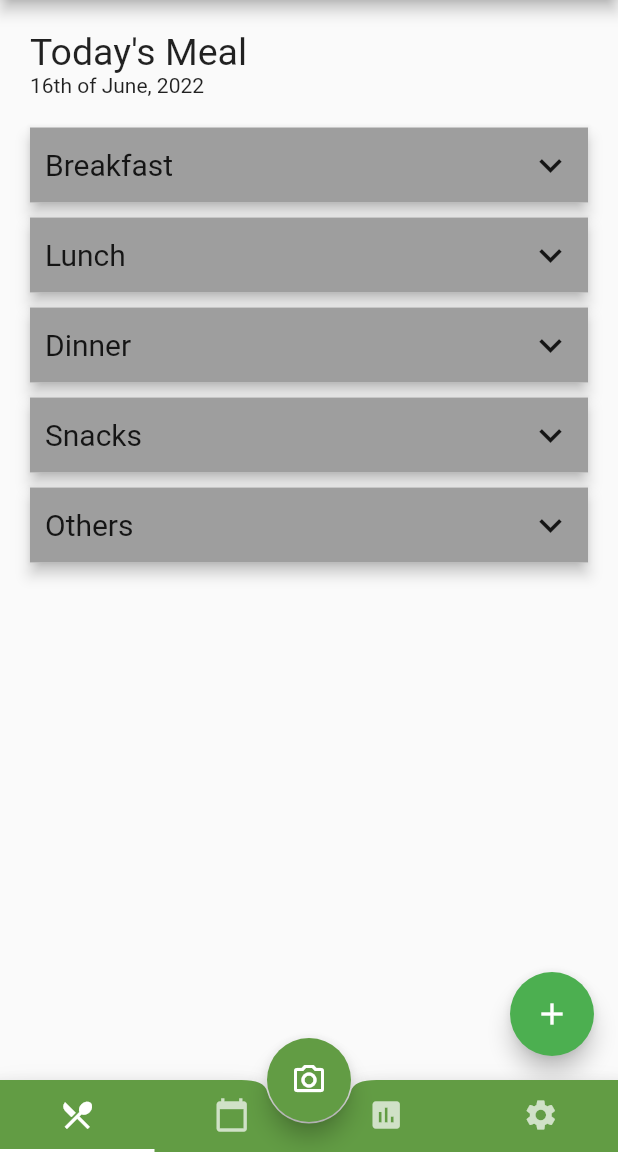
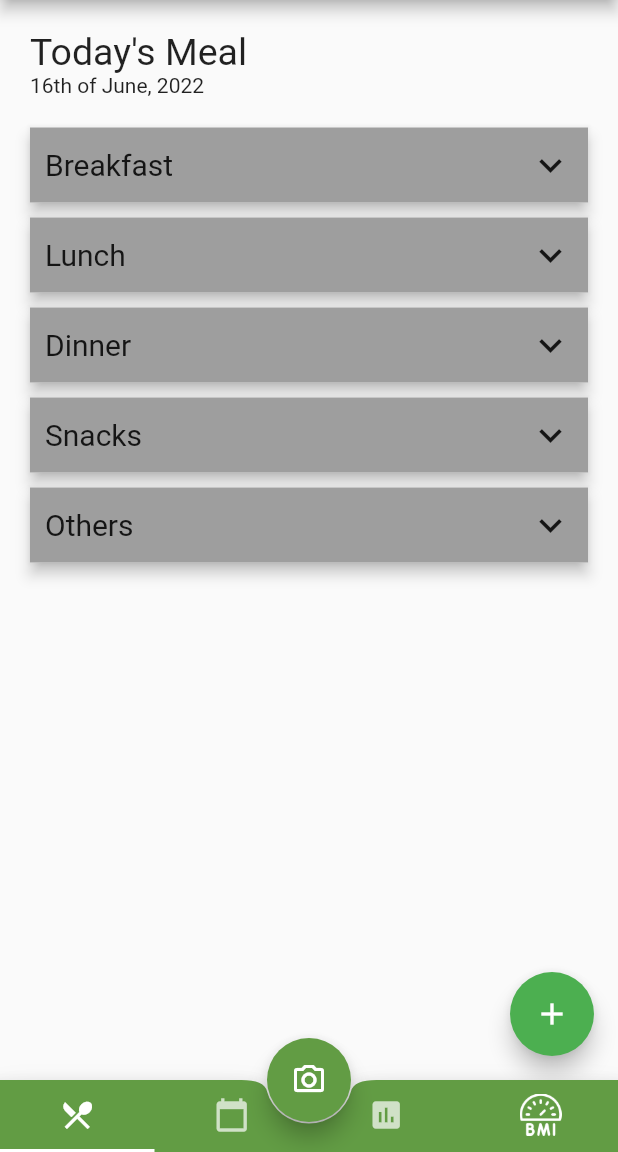
Before and after one commit to cepdnaclk/SnaT-meal-tracking-app, a Flutter app: the DashboardLayout screen opened directly, on a phone screen of 412 x 824 dp, the part 84-1236 px from its top. Run offline on Flutter 3.47's test engine with Material 2 defaults, Android fonts, the phone set to English and light mode, and no system bars; our stand-ins replace table_calendar.

Commit message:
Changed the setting icon into BMI icon in Tabview

```diff
--- a/lib/Pages/dashboard_layout.dart
+++ b/lib/Pages/dashboard_layout.dart
@@ -4,6 +4,7 @@ import 'package:mobile_app/Components/Tab_Views/home_view.dart';
 import 'package:mobile_app/Components/Tab_Views/scheduling_view.dart';
 import 'package:mobile_app/Components/Tab_Views/settings_view.dart';
 import 'package:mobile_app/Components/dashboard_drawer.dart';
+
 //import 'package:mobile_app/Pages/SchedulingView.dart';
 import 'package:mobile_app/Theme/theme_info.dart';
 
@@ -37,14 +38,14 @@ class _DashboardLayoutState extends State<DashboardLayout>
         ),
         // button for camera from bottom Navigation Bar
         floatingActionButton: FloatingActionButton(
-        child: Icon(Icons.camera_alt_outlined),
+        child: const Icon(Icons.camera_alt_outlined),
         backgroundColor: ThemeInfo.primaryColor,
         onPressed:(){},
         ),
         floatingActionButtonLocation: FloatingActionButtonLocation.centerDocked,
         drawer: const DashboardDrawer(),
         bottomNavigationBar: BottomAppBar(
-          shape: CircularNotchedRectangle(),
+          shape: const CircularNotchedRectangle(),
           notchMargin: 1,
           color: ThemeInfo.primaryColor,
           child: TabBar(
@@ -55,20 +56,28 @@ class _DashboardLayoutState extends State<DashboardLayout>
             onTap: (val) {
               print(val);
             },
-            tabs: const [
-              Tab(
+            tabs:  [
+              const Tab(
                 icon: Icon(
                   Icons.local_dining,
                 ),
               ),
-              Tab(
+              const Tab(
                 icon: Icon(Icons.calendar_today),
               ),
-              Tab(
+              const Tab(
                 icon: Icon(Icons.insert_chart),
               ),
               Tab(
-                icon: Icon(Icons.settings),
+                child: Container(
+                  padding: const EdgeInsets.all(8.0),
+                  child: Image.asset(
+                      'assets/images/bmi_icon.png',
+                    color: Colors.white,
+                    height: 28.0,
+                    width: 28.0,
+                  ),
+                )
               ),
             ],
           ),
```
Also changed, not shown: assets/images/bmi_icon.png (added).
